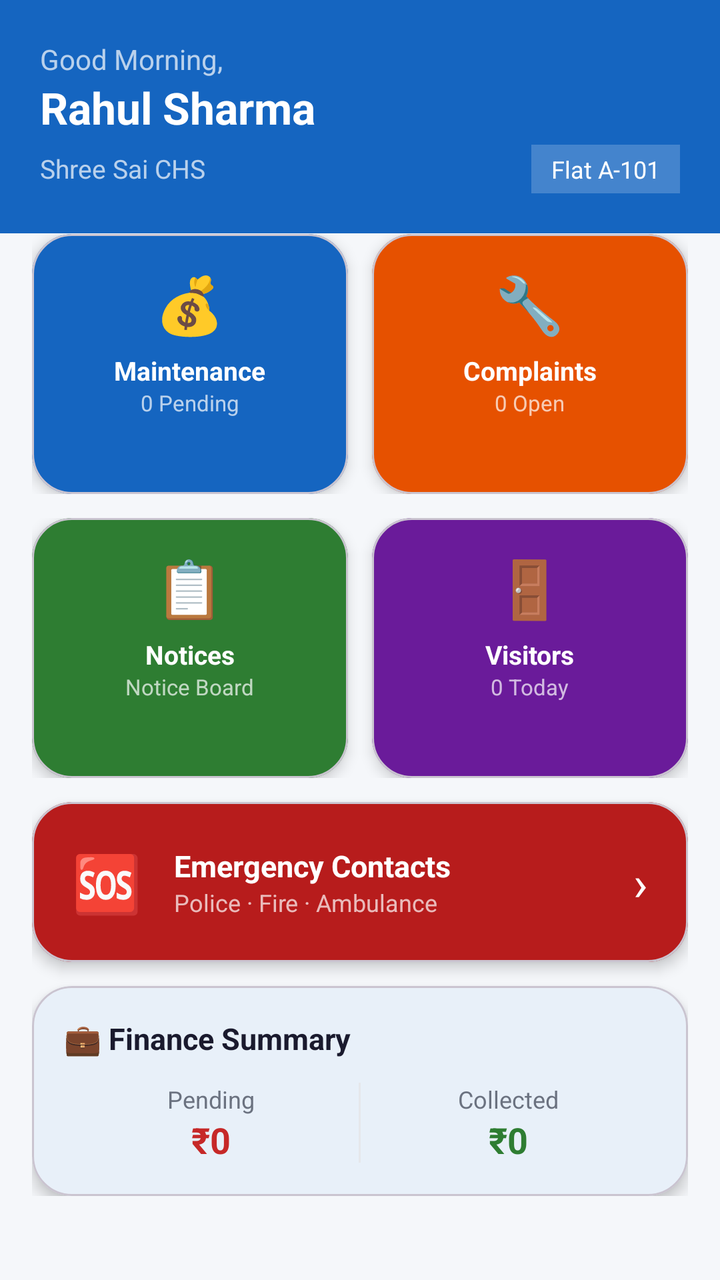
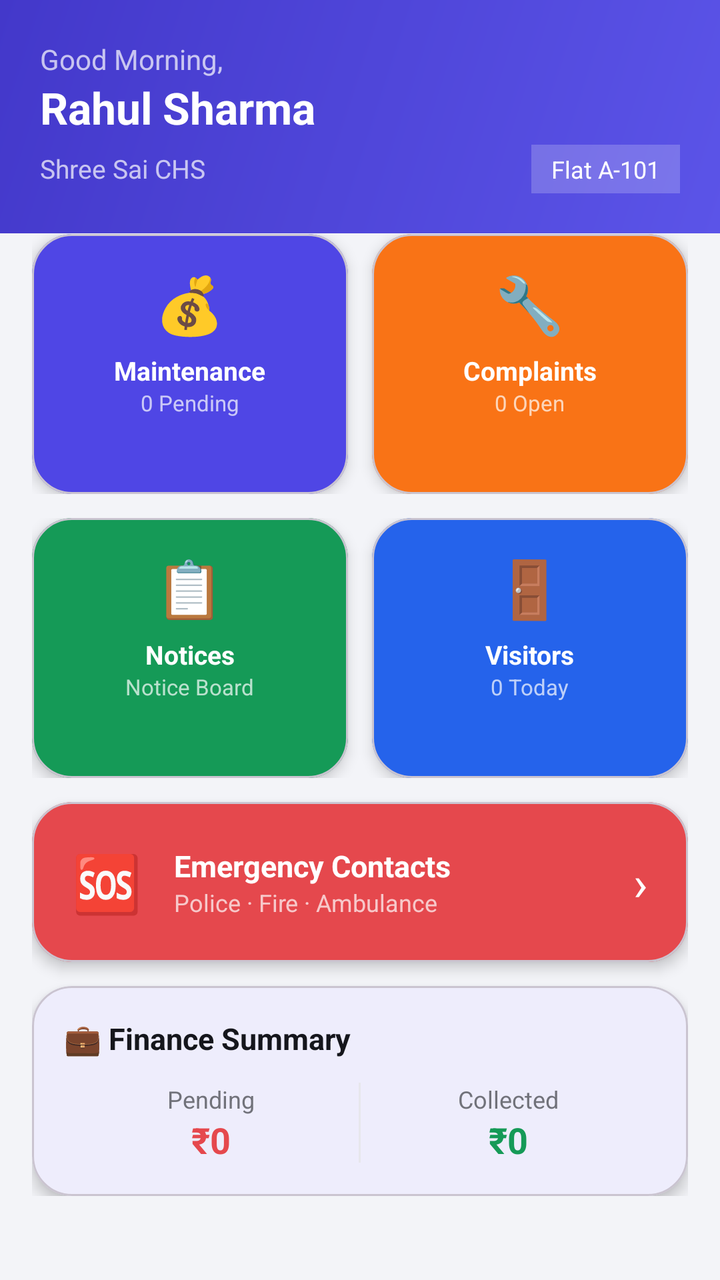

Screens rendered from an Android XML layout before and after an edit, with the pre-edit source and the edit as a unified diff.
<!-- AndroidManifest.xml: application theme Theme.SocietyConnect -->
<!-- res/layout/fragment_dashboard.xml -->
<?xml version="1.0" encoding="utf-8"?>
<ScrollView xmlns:android="http://schemas.android.com/apk/res/android"
    xmlns:app="http://schemas.android.com/apk/res-auto"
    android:layout_width="match_parent"
    android:layout_height="match_parent"
    android:background="@color/background">

    <LinearLayout
        android:layout_width="match_parent"
        android:layout_height="wrap_content"
        android:orientation="vertical">

        
        <LinearLayout
            android:layout_width="match_parent"
            android:layout_height="wrap_content"
            android:background="@color/primary"
            android:orientation="vertical"
            android:padding="20dp"
            android:paddingBottom="32dp">

            <TextView
                android:id="@+id/tvGreeting"
                android:layout_width="wrap_content"
                android:layout_height="wrap_content"
                android:text="Good Morning,"
                android:textColor="#B3FFFFFF"
                android:textSize="14sp" />

            <TextView
                android:id="@+id/tvName"
                android:layout_width="wrap_content"
                android:layout_height="wrap_content"
                android:text="Rahul Sharma"
                android:textColor="@color/white"
                android:textSize="22sp"
                android:textStyle="bold" />

            <LinearLayout
                android:layout_width="match_parent"
                android:layout_height="wrap_content"
                android:layout_marginTop="4dp"
                android:orientation="horizontal">

                <TextView
                    android:id="@+id/tvSociety"
                    android:layout_width="0dp"
                    android:layout_height="wrap_content"
                    android:layout_weight="1"
                    android:text="Shree Sai CHS"
                    android:textColor="#B3FFFFFF"
                    android:textSize="13sp" />

                <TextView
                    android:id="@+id/tvRole"
                    android:layout_width="wrap_content"
                    android:layout_height="wrap_content"
                    android:background="#33FFFFFF"
                    android:paddingHorizontal="10dp"
                    android:paddingVertical="4dp"
                    android:text="Flat A-101"
                    android:textColor="@color/white"
                    android:textSize="12sp" />
            </LinearLayout>
        </LinearLayout>

        
        <LinearLayout
            android:layout_width="match_parent"
            android:layout_height="wrap_content"
            android:orientation="vertical"
            android:padding="16dp"
            android:layout_marginTop="-16dp">

            
            <LinearLayout
                android:layout_width="match_parent"
                android:layout_height="wrap_content"
                android:orientation="horizontal"
                android:layout_marginBottom="12dp">

                <com.google.android.material.card.MaterialCardView
                    android:id="@+id/cardMaintenance"
                    android:layout_width="0dp"
                    android:layout_height="130dp"
                    android:layout_weight="1"
                    android:layout_marginEnd="6dp"
                    app:cardBackgroundColor="@color/card_maintenance"
                    app:cardCornerRadius="20dp"
                    app:cardElevation="4dp">
                    <LinearLayout
                        android:layout_width="match_parent"
                        android:layout_height="match_parent"
                        android:orientation="vertical"
                        android:padding="16dp"
                        android:gravity="center_horizontal">
                        <TextView android:layout_width="wrap_content" android:layout_height="wrap_content"
                            android:text="💰" android:textSize="28sp" />
                        <TextView android:layout_width="wrap_content" android:layout_height="wrap_content"
                            android:text="Maintenance" android:textColor="@color/white"
                            android:textSize="13sp" android:textStyle="bold" android:layout_marginTop="6dp"/>
                        <TextView android:id="@+id/tvPendingCount"
                            android:layout_width="wrap_content" android:layout_height="wrap_content"
                            android:text="0 Pending" android:textColor="#B3FFFFFF" android:textSize="11sp"/>
                    </LinearLayout>
                </com.google.android.material.card.MaterialCardView>

                <com.google.android.material.card.MaterialCardView
                    android:id="@+id/cardComplaints"
                    android:layout_width="0dp"
                    android:layout_height="130dp"
                    android:layout_weight="1"
                    android:layout_marginStart="6dp"
                    app:cardBackgroundColor="@color/card_complaints"
                    app:cardCornerRadius="20dp"
                    app:cardElevation="4dp">
                    <LinearLayout
                        android:layout_width="match_parent"
                        android:layout_height="match_parent"
                        android:orientation="vertical"
                        android:padding="16dp"
                        android:gravity="center_horizontal">
                        <TextView android:layout_width="wrap_content" android:layout_height="wrap_content"
                            android:text="🔧" android:textSize="28sp" />
                        <TextView android:layout_width="wrap_content" android:layout_height="wrap_content"
                            android:text="Complaints" android:textColor="@color/white"
                            android:textSize="13sp" android:textStyle="bold" android:layout_marginTop="6dp"/>
                        <TextView android:id="@+id/tvComplaintsCount"
                            android:layout_width="wrap_content" android:layout_height="wrap_content"
                            android:text="0 Open" android:textColor="#B3FFFFFF" android:textSize="11sp"/>
                    </LinearLayout>
                </com.google.android.material.card.MaterialCardView>
            </LinearLayout>

            
            <LinearLayout
                android:layout_width="match_parent"
                android:layout_height="wrap_content"
                android:orientation="horizontal"
                android:layout_marginBottom="12dp">

                <com.google.android.material.card.MaterialCardView
                    android:id="@+id/cardNotices"
                    android:layout_width="0dp"
                    android:layout_height="130dp"
                    android:layout_weight="1"
                    android:layout_marginEnd="6dp"
                    app:cardBackgroundColor="@color/card_notices"
                    app:cardCornerRadius="20dp"
                    app:cardElevation="4dp">
                    <LinearLayout
                        android:layout_width="match_parent"
                        android:layout_height="match_parent"
                        android:orientation="vertical"
                        android:padding="16dp"
                        android:gravity="center_horizontal">
                        <TextView android:layout_width="wrap_content" android:layout_height="wrap_content"
                            android:text="📋" android:textSize="28sp" />
                        <TextView android:layout_width="wrap_content" android:layout_height="wrap_content"
                            android:text="Notices" android:textColor="@color/white"
                            android:textSize="13sp" android:textStyle="bold" android:layout_marginTop="6dp"/>
                        <TextView android:layout_width="wrap_content" android:layout_height="wrap_content"
                            android:text="Notice Board" android:textColor="#B3FFFFFF" android:textSize="11sp"/>
                    </LinearLayout>
                </com.google.android.material.card.MaterialCardView>

                <com.google.android.material.card.MaterialCardView
                    android:id="@+id/cardVisitors"
                    android:layout_width="0dp"
                    android:layout_height="130dp"
                    android:layout_weight="1"
                    android:layout_marginStart="6dp"
                    app:cardBackgroundColor="@color/card_visitors"
                    app:cardCornerRadius="20dp"
                    app:cardElevation="4dp">
                    <LinearLayout
                        android:layout_width="match_parent"
                        android:layout_height="match_parent"
                        android:orientation="vertical"
                        android:padding="16dp"
                        android:gravity="center_horizontal">
                        <TextView android:layout_width="wrap_content" android:layout_height="wrap_content"
                            android:text="🚪" android:textSize="28sp" />
                        <TextView android:layout_width="wrap_content" android:layout_height="wrap_content"
                            android:text="Visitors" android:textColor="@color/white"
                            android:textSize="13sp" android:textStyle="bold" android:layout_marginTop="6dp"/>
                        <TextView android:id="@+id/tvVisitorsCount"
                            android:layout_width="wrap_content" android:layout_height="wrap_content"
                            android:text="0 Today" android:textColor="#B3FFFFFF" android:textSize="11sp"/>
                    </LinearLayout>
                </com.google.android.material.card.MaterialCardView>
            </LinearLayout>

            
            <com.google.android.material.card.MaterialCardView
                android:id="@+id/cardEmergency"
                android:layout_width="match_parent"
                android:layout_height="80dp"
                android:layout_marginBottom="12dp"
                app:cardBackgroundColor="@color/card_emergency"
                app:cardCornerRadius="20dp"
                app:cardElevation="4dp">
                <LinearLayout
                    android:layout_width="match_parent"
                    android:layout_height="match_parent"
                    android:orientation="horizontal"
                    android:paddingHorizontal="20dp"
                    android:gravity="center_vertical">
                    <TextView android:layout_width="wrap_content" android:layout_height="wrap_content"
                        android:text="🆘" android:textSize="28sp" />
                    <LinearLayout
                        android:layout_width="0dp"
                        android:layout_height="wrap_content"
                        android:layout_weight="1"
                        android:orientation="vertical"
                        android:layout_marginStart="16dp">
                        <TextView android:layout_width="wrap_content" android:layout_height="wrap_content"
                            android:text="Emergency Contacts" android:textColor="@color/white"
                            android:textSize="15sp" android:textStyle="bold"/>
                        <TextView android:layout_width="wrap_content" android:layout_height="wrap_content"
                            android:text="Police · Fire · Ambulance" android:textColor="#B3FFFFFF"
                            android:textSize="12sp"/>
                    </LinearLayout>
                    <TextView android:layout_width="wrap_content" android:layout_height="wrap_content"
                        android:text="›" android:textColor="@color/white" android:textSize="24sp"/>
                </LinearLayout>
            </com.google.android.material.card.MaterialCardView>

            
            <com.google.android.material.card.MaterialCardView
                android:id="@+id/cardSummary"
                android:layout_width="match_parent"
                android:layout_height="wrap_content"
                app:cardCornerRadius="20dp"
                app:cardElevation="4dp"
                app:cardBackgroundColor="@color/white">
                <LinearLayout
                    android:layout_width="match_parent"
                    android:layout_height="wrap_content"
                    android:orientation="vertical"
                    android:padding="16dp">
                    <TextView android:layout_width="wrap_content" android:layout_height="wrap_content"
                        android:text="💼 Finance Summary" android:textColor="@color/text_primary"
                        android:textSize="15sp" android:textStyle="bold" android:layout_marginBottom="12dp"/>
                    <LinearLayout android:layout_width="match_parent" android:layout_height="wrap_content"
                        android:orientation="horizontal">
                        <LinearLayout android:layout_width="0dp" android:layout_height="wrap_content"
                            android:layout_weight="1" android:orientation="vertical" android:gravity="center">
                            <TextView android:id="@+id/tvPendingLabel"
                                android:layout_width="wrap_content" android:layout_height="wrap_content"
                                android:text="Pending" android:textColor="@color/text_secondary" android:textSize="12sp"/>
                            <TextView android:id="@+id/tvPendingAmount"
                                android:layout_width="wrap_content" android:layout_height="wrap_content"
                                android:text="₹0" android:textColor="@color/status_pending"
                                android:textSize="18sp" android:textStyle="bold"/>
                        </LinearLayout>
                        <View android:layout_width="1dp" android:layout_height="40dp" android:background="@color/divider"/>
                        <LinearLayout android:layout_width="0dp" android:layout_height="wrap_content"
                            android:layout_weight="1" android:orientation="vertical" android:gravity="center">
                            <TextView android:layout_width="wrap_content" android:layout_height="wrap_content"
                                android:text="Collected" android:textColor="@color/text_secondary" android:textSize="12sp"/>
                            <TextView android:id="@+id/tvCollectedDash"
                                android:layout_width="wrap_content" android:layout_height="wrap_content"
                                android:text="₹0" android:textColor="@color/status_paid"
                                android:textSize="18sp" android:textStyle="bold"/>
                        </LinearLayout>
                    </LinearLayout>
                </LinearLayout>
            </com.google.android.material.card.MaterialCardView>

        </LinearLayout>
    </LinearLayout>
</ScrollView>
<!-- resources referenced by this layout -->
<resources>
  <color name="background">#F5F7FA</color>
  <color name="card_complaints">#E65100</color>
  <color name="card_emergency">#B71C1C</color>
  <color name="card_maintenance">#1565C0</color>
  <color name="card_notices">#2E7D32</color>
  <color name="card_visitors">#6A1B9A</color>
  <color name="divider">#E5E7EB</color>
  <color name="primary">#1565C0</color>
  <color name="status_paid">#2E7D32</color>
  <color name="status_pending">#C62828</color>
  <color name="text_primary">#1A1A2E</color>
  <color name="text_secondary">#6B7280</color>
  <color name="white">#FFFFFF</color>
  <style name="Theme.SocietyConnect" parent="Theme.Material3.Light.NoActionBar">
          <item name="colorPrimary">@color/primary</item>
          <item name="colorPrimaryVariant">@color/primary_dark</item>
          <item name="colorOnPrimary">@color/white</item>
          <item name="colorSecondary">@color/secondary</item>
          <item name="colorOnSecondary">@color/white</item>
          <item name="android:colorBackground">@color/background</item>
          <item name="colorSurface">@color/surface</item>
          <item name="android:statusBarColor">@color/primary_dark</item>
          <item name="android:navigationBarColor">@color/white</item>
      </style>
  <color name="primary_dark">#0D47A1</color>
  <color name="secondary">#FF6F00</color>
  <color name="surface">#FFFFFF</color>
</resources>

<!-- the commit's change to res/layout/fragment_dashboard.xml (unified diff, before → after) -->
@@ -14,7 +14,7 @@
         <LinearLayout
             android:layout_width="match_parent"
             android:layout_height="wrap_content"
-            android:background="@color/primary"
+            android:background="@drawable/bg_gradient_primary"
             android:orientation="vertical"
             android:padding="20dp"
             android:paddingBottom="32dp">
@@ -268,6 +268,48 @@
                 </LinearLayout>
             </com.google.android.material.card.MaterialCardView>
 
+            
+            <com.google.android.material.card.MaterialCardView
+                android:id="@+id/cardManageSociety"
+                android:layout_width="match_parent"
+                android:layout_height="wrap_content"
+                android:layout_marginTop="12dp"
+                android:visibility="gone"
+                app:cardCornerRadius="20dp"
+                app:cardElevation="4dp"
+                app:cardBackgroundColor="@color/white">
+                <LinearLayout
+                    android:layout_width="match_parent"
+                    android:layout_height="wrap_content"
+                    android:orientation="vertical"
+                    android:padding="16dp">
+                    <TextView android:layout_width="wrap_content" android:layout_height="wrap_content"
+                        android:text="⚙️ Manage Society" android:textColor="@color/text_primary"
+                        android:textSize="15sp" android:textStyle="bold" android:layout_marginBottom="12dp"/>
+                    <LinearLayout android:layout_width="match_parent" android:layout_height="wrap_content"
+                        android:orientation="horizontal">
+                        <com.google.android.material.button.MaterialButton
+                            android:id="@+id/btnGoSubscription"
+                            android:layout_width="0dp" android:layout_height="wrap_content"
+                            android:layout_weight="1" android:layout_marginEnd="6dp"
+                            android:text="@string/subscription" android:textSize="11sp"
+                            style="@style/Widget.Material3.Button.OutlinedButton"/>
+                        <com.google.android.material.button.MaterialButton
+                            android:id="@+id/btnGoInvite"
+                            android:layout_width="0dp" android:layout_height="wrap_content"
+                            android:layout_weight="1" android:layout_marginHorizontal="6dp"
+                            android:text="@string/invite_members" android:textSize="11sp"
+                            style="@style/Widget.Material3.Button.OutlinedButton"/>
+                        <com.google.android.material.button.MaterialButton
+                            android:id="@+id/btnGoMembers"
+                            android:layout_width="0dp" android:layout_height="wrap_content"
+                            android:layout_weight="1" android:layout_marginStart="6dp"
+                            android:text="@string/members" android:textSize="11sp"
+                            style="@style/Widget.Material3.Button.OutlinedButton"/>
+                    </LinearLayout>
+                </LinearLayout>
+            </com.google.android.material.card.MaterialCardView>
+
         </LinearLayout>
     </LinearLayout>
 </ScrollView>
<!-- resource entries referenced after the edit -->
@@ -1,18 +1,30 @@
 <!-- resources referenced by this layout -->
 <resources>
-  <color name="background">#F5F7FA</color>
-  <color name="card_complaints">#E65100</color>
-  <color name="card_emergency">#B71C1C</color>
-  <color name="card_maintenance">#1565C0</color>
-  <color name="card_notices">#2E7D32</color>
-  <color name="card_visitors">#6A1B9A</color>
-  <color name="divider">#E5E7EB</color>
-  <color name="primary">#1565C0</color>
-  <color name="status_paid">#2E7D32</color>
-  <color name="status_pending">#C62828</color>
-  <color name="text_primary">#1A1A2E</color>
-  <color name="text_secondary">#6B7280</color>
+  <color name="background">#F3F4F8</color>
+  <color name="card_complaints">#F97316</color>
+  <color name="card_emergency">#E5484D</color>
+  <color name="card_maintenance">#4F46E5</color>
+  <color name="card_notices">#159A57</color>
+  <color name="card_visitors">#2563EB</color>
+  <color name="divider">#E7E7EC</color>
+  <color name="primary">#4F46E5</color>
+  <color name="status_paid">#159A57</color>
+  <color name="status_pending">#E5484D</color>
+  <color name="text_primary">#15161C</color>
+  <color name="text_secondary">#71727A</color>
   <color name="white">#FFFFFF</color>
+  <!-- drawable bg_gradient_primary (drawable) -->
+  <?xml version="1.0" encoding="utf-8"?>
+  <shape xmlns:android="http://schemas.android.com/apk/res/android">
+      <gradient
+          android:type="linear"
+          android:angle="135"
+          android:startColor="@color/primary_gradient_start"
+          android:endColor="@color/primary_gradient_end" />
+  </shape>
+  <string name="invite_members">Invite Members</string>
+  <string name="members">Members</string>
+  <string name="subscription">Subscription</string>
   <style name="Theme.SocietyConnect" parent="Theme.Material3.Light.NoActionBar">
           <item name="colorPrimary">@color/primary</item>
           <item name="colorPrimaryVariant">@color/primary_dark</item>
@@ -24,8 +36,10 @@
           <item name="android:statusBarColor">@color/primary_dark</item>
           <item name="android:navigationBarColor">@color/white</item>
       </style>
-  <color name="primary_dark">#0D47A1</color>
-  <color name="secondary">#FF6F00</color>
+  <color name="primary_gradient_start">#5B54E8</color>
+  <color name="primary_gradient_end">#4338CA</color>
+  <color name="primary_dark">#3B2FAE</color>
+  <color name="secondary">#F97316</color>
   <color name="surface">#FFFFFF</color>
 </resources>
 
